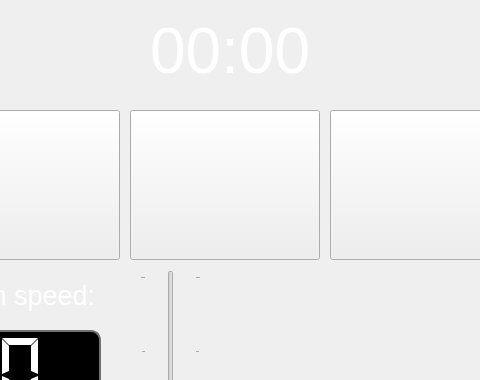
The window that Software/Qt/home_Controller/main.ui (Soheilnader/Orangepi_dev_board) describes before a commit, drawn with Qt 5; both pictures show x 280 to 760 and y 0 to 380 of the 1024 by 600 pixel window.
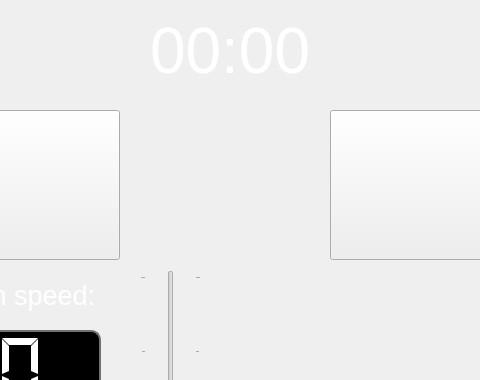
The same window after the commit. Icons and pictures are not drawn. Custom widgets are drawn as their Qt base class.

```diff
--- a/Software/Qt/home_Controller/main.ui
+++ b/Software/Qt/home_Controller/main.ui
@@ -63,7 +63,7 @@
      <rect>
       <x>430</x>
       <y>0</y>
-      <width>171</width>
+      <width>201</width>
       <height>101</height>
      </rect>
     </property>
@@ -221,25 +221,6 @@
      <bool>true</bool>
     </property>
    </widget>
-   <widget class="QPushButton" name="button_weather">
-    <property name="geometry">
-     <rect>
-      <x>410</x>
-      <y>110</y>
-      <width>190</width>
-      <height>150</height>
-     </rect>
-    </property>
-    <property name="styleSheet">
-     <string notr="true"/>
-    </property>
-    <property name="text">
-     <string/>
-    </property>
-    <property name="checkable">
-     <bool>true</bool>
-    </property>
-   </widget>
    <widget class="PlotWidget" name="graphWidget" native="true">
     <property name="geometry">
      <rect>
```
Left out of the diff: 23 changed lines with no effect on the pictures.
